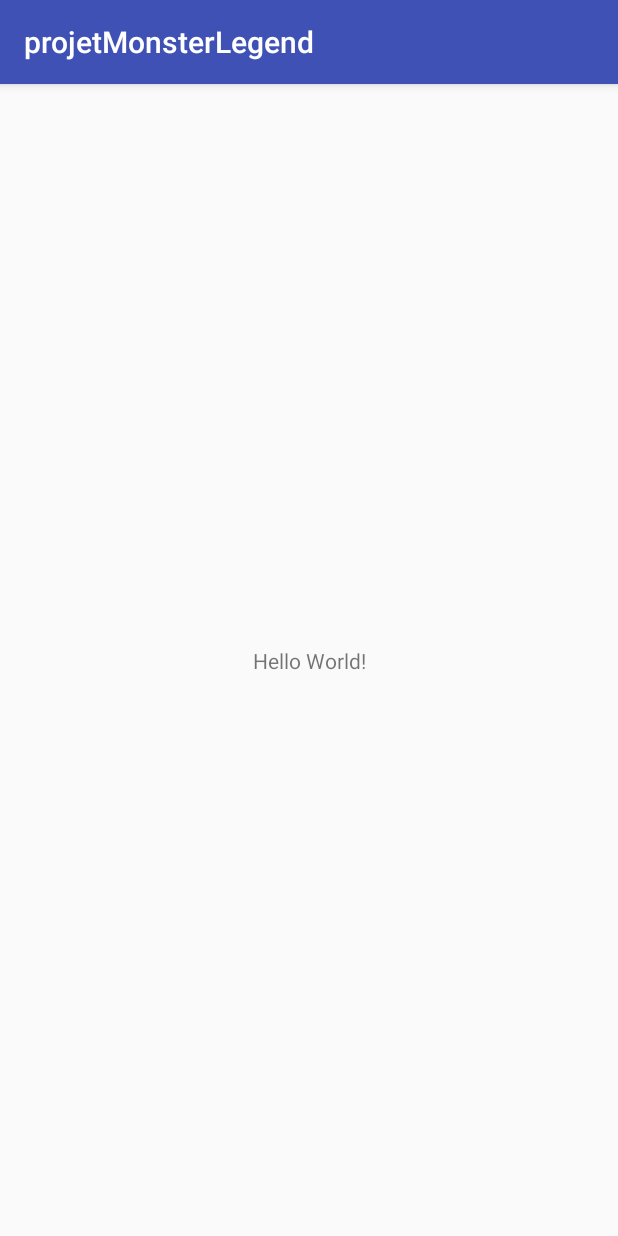
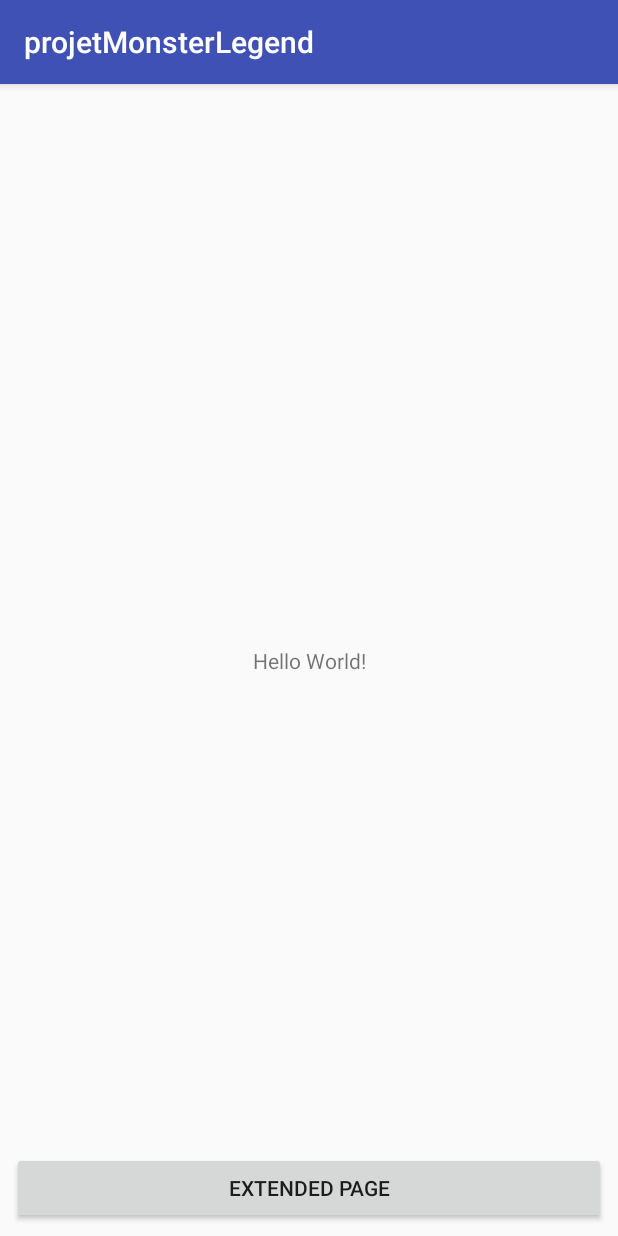
Before and after one commit to JeremyWCS/monstersLegend, an Android app: the screen it shows after launch (MainActivity), on a phone screen of 412 x 824 dp. Run offline under Robolectric (Android 15) with nearby library versions, the phone set to English and light mode, and no system bars.

Commit message:
test commit

```diff
--- a/app/build.gradle
+++ b/app/build.gradle
@@ -25,4 +25,6 @@ dependencies {
     testImplementation 'junit:junit:4.12'
     androidTestImplementation 'com.android.support.test:runner:1.0.2'
     androidTestImplementation 'com.android.support.test.espresso:espresso-core:3.0.2'
+    implementation 'com.android.support:design:27.1.1'
+    implementation 'com.android.support:gridlayout-v7:27.1.1'
 }
--- a/app/src/main/java/fr/wildcodeschool/projetmonsterlegend/MainActivity.java
+++ b/app/src/main/java/fr/wildcodeschool/projetmonsterlegend/MainActivity.java
@@ -9,5 +9,6 @@ public class MainActivity extends AppCompatActivity {
     protected void onCreate(Bundle savedInstanceState) {
         super.onCreate(savedInstanceState);
         setContentView(R.layout.activity_main);
+
     }
 }
--- a/app/src/main/res/layout/activity_main.xml
+++ b/app/src/main/res/layout/activity_main.xml
@@ -15,4 +15,18 @@
         app:layout_constraintRight_toRightOf="parent"
         app:layout_constraintTop_toTopOf="parent" />
 
+    <Button
+        android:id="@+id/button_main"
+        android:layout_width="0dp"
+        android:layout_height="wrap_content"
+        android:layout_marginBottom="8dp"
+        android:layout_marginEnd="8dp"
+        android:layout_marginLeft="8dp"
+        android:layout_marginRight="8dp"
+        android:layout_marginStart="8dp"
+        android:text="@string/button_main"
+        app:layout_constraintBottom_toBottomOf="parent"
+        app:layout_constraintEnd_toEndOf="parent"
+        app:layout_constraintStart_toStartOf="parent" />
+
 </android.support.constraint.ConstraintLayout>
--- a/app/src/main/res/layout/activity_monster_expanded.xml
+++ b/app/src/main/res/layout/activity_monster_expanded.xml
@@ -7,4 +7,5 @@
     android:layout_height="match_parent"
     tools:context=".MonsterExpandedActivity">
 
+
 </android.support.constraint.ConstraintLayout>
--- a/app/src/main/res/values/strings.xml
+++ b/app/src/main/res/values/strings.xml
@@ -1,3 +1,4 @@
 <resources>
     <string name="app_name">projetMonsterLegend</string>
+    <string name="button_main"> Extended page </string>
 </resources>
```
